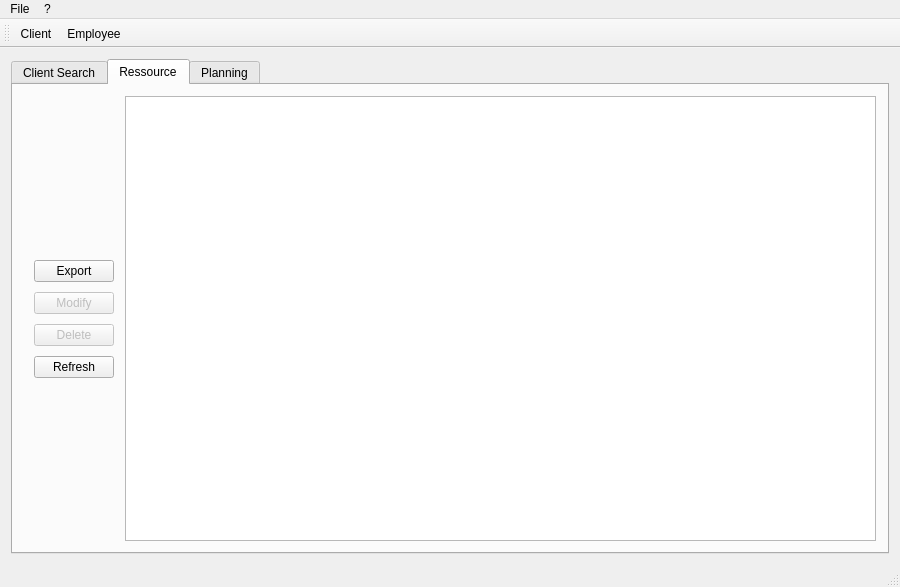
Qt form TPQtIntroduction/mainwindow.ui (Lydie-Pierrick/TP2-QT-INTRO) before a commit.
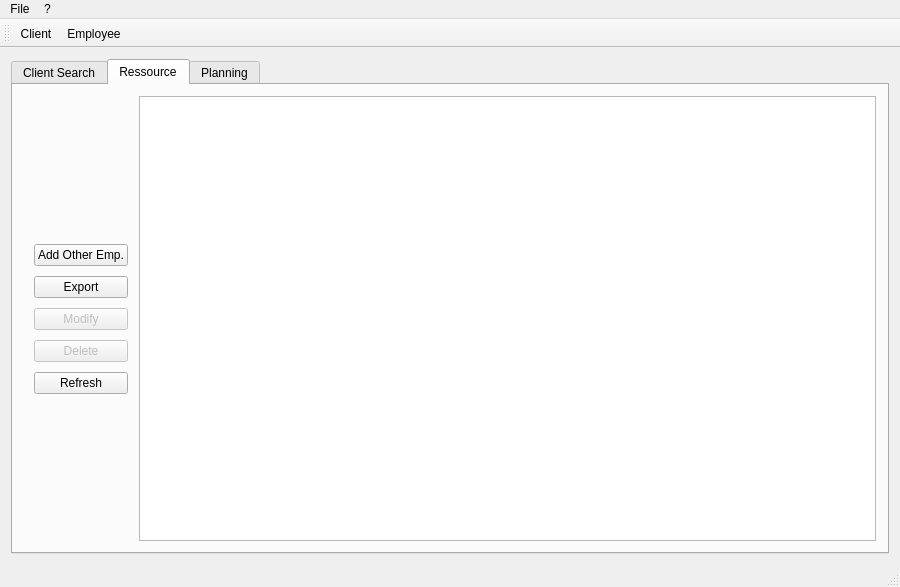
The same form after that commit. Icons and pictures are not drawn.

```diff
--- a/TPQtIntroduction/mainwindow.ui
+++ b/TPQtIntroduction/mainwindow.ui
@@ -280,6 +280,13 @@
                 </property>
                </spacer>
               </item>
+              <item>
+               <widget class="QPushButton" name="pushButton_AddOtherEmployee">
+                <property name="text">
+                 <string>Add Other Emp.</string>
+                </property>
+               </widget>
+              </item>
               <item>
                <widget class="QPushButton" name="pushBtn_Export">
                 <property name="text">
```
